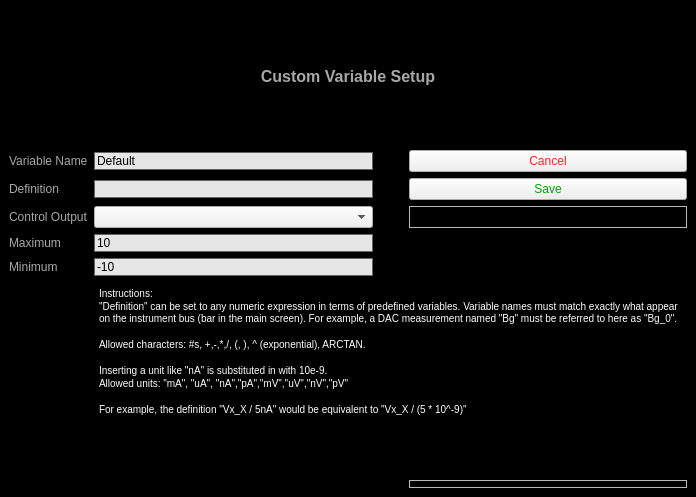
Before: the Qt Designer form DEMONS GUI/Transport Gate Sweep/TransportGateSweepSetting/CustomOutputInstrumentSetting.ui in FeldmanLab/LabRAD-Device-Electrical_Measurement-ONline_Software, drawn with Qt 5.
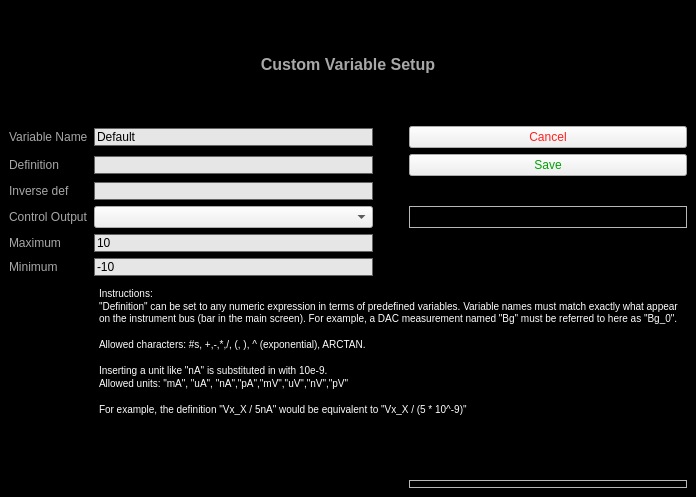
After: the same form once the commit is applied. Icons and pictures are not drawn.

Commit message: more additions to adding custom output variables

The edit to the form file:
```diff
--- a/DEMONS GUI/Transport Gate Sweep/TransportGateSweepSetting/CustomOutputInstrumentSetting.ui
+++ b/DEMONS GUI/Transport Gate Sweep/TransportGateSweepSetting/CustomOutputInstrumentSetting.ui
@@ -206,6 +206,16 @@
       </property>
      </widget>
     </item>
+    <item row="3" column="0">
+     <widget class="QLabel" name="label_6">
+      <property name="text">
+       <string>Inverse def</string>
+      </property>
+     </widget>
+    </item>
+    <item row="3" column="1">
+     <widget class="QLineEdit" name="lineEdit_DefInvstring"/>
+    </item>
    </layout>
   </widget>
  </widget>
```
The commit also changes 4 other files.
